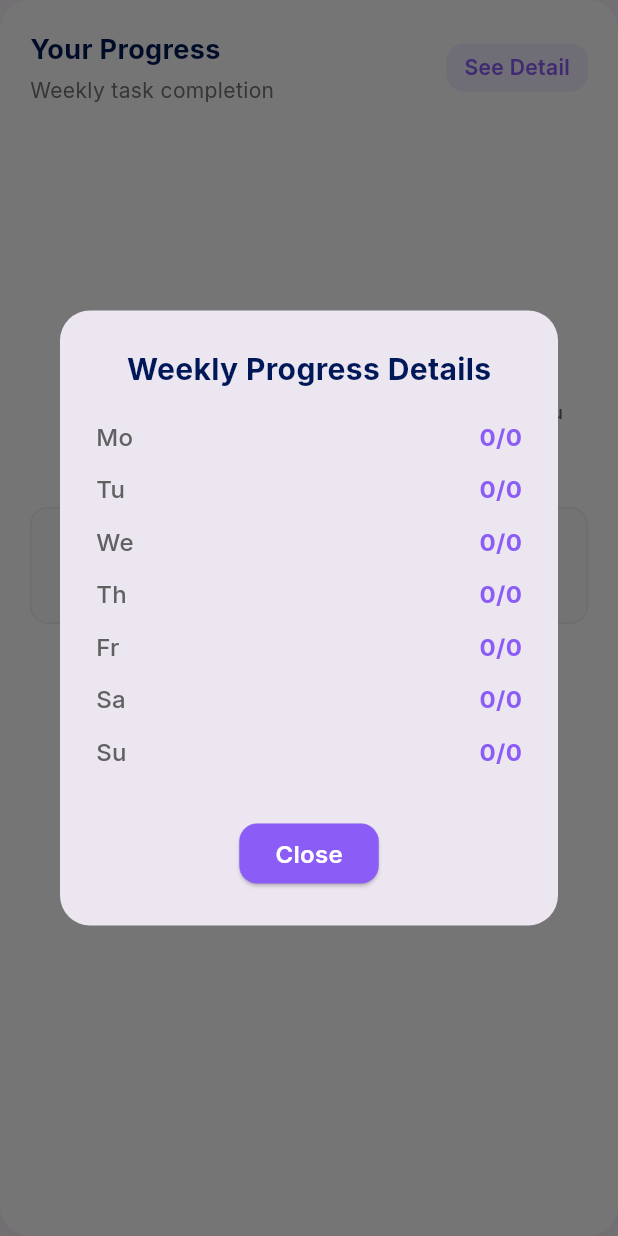
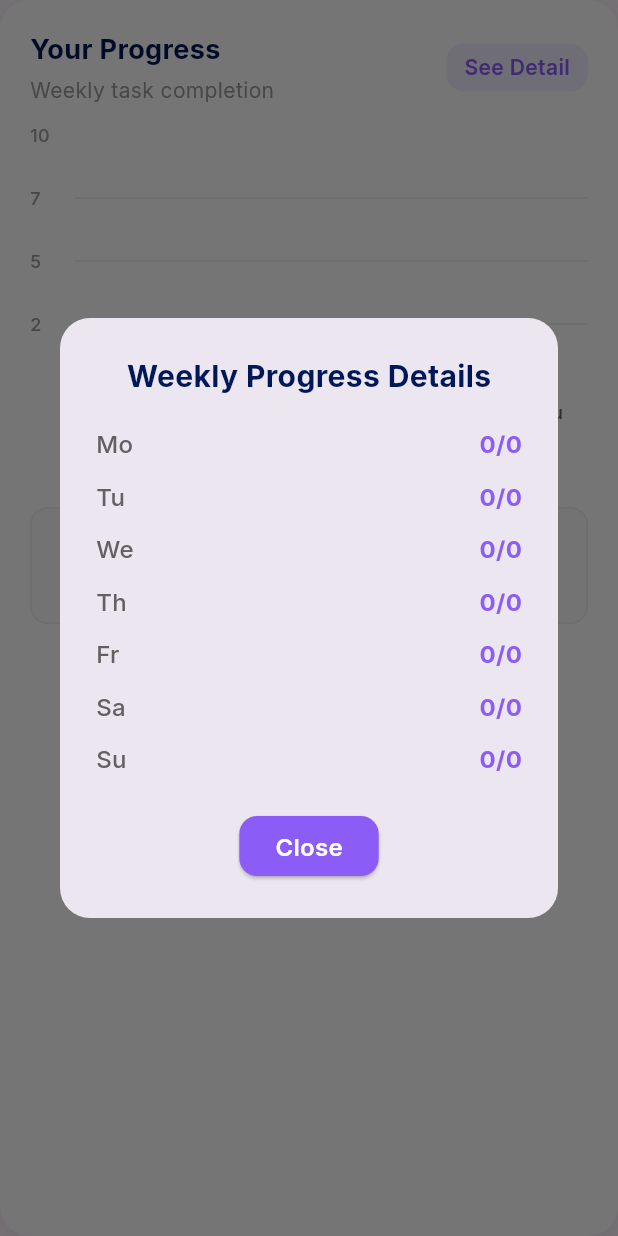
Before and after one commit to MarkCnw/PlanMate, a Flutter app: the EnhancedProgressChartSection widget shown alone on an empty page, opened directly, after a tap on "See Detail", on a phone screen of 412 x 824 dp. Run offline on Flutter 3.47's test engine with Material 3 defaults, Android fonts, the phone set to English and light mode, and no system bars; drawn by our look-alikes of fl_chart; our stand-ins replace animated_custom_dropdown, cloud_firestore, firebase_auth, firebase_core, flutter_svg, font_awesome_flutter and 4 more; accounts and stored records are empty.

Commit message:
fix: Update fl_chart dependency to version 0.70.0 and ensure proper state management in EnhancedProgressChartSection

```diff
--- a/planmate/lib/CreateProject/widget/enhanced_task_item.dart
+++ b/planmate/lib/CreateProject/widget/enhanced_task_item.dart
@@ -1,5 +1,5 @@
 import 'package:flutter/material.dart';
-
+import 'package:font_awesome_flutter/font_awesome_flutter.dart';
 import 'package:planmate/Models/task_model.dart';
 import 'package:provider/provider.dart';
 import 'package:planmate/provider/task_provider.dart';
--- a/planmate/lib/Home/Widgets/Banner/enhanced_progress_chart.dart
+++ b/planmate/lib/Home/Widgets/Banner/enhanced_progress_chart.dart
@@ -48,7 +48,9 @@ class _EnhancedProgressChartSectionState extends State<EnhancedProgressChartSect
       weeklyData = _getSampleData();
     }
 
+    if (mounted) {
       setState(() => isLoading = false);
+    }
   }
 
   List<DailyProgress> _generateWeeklyData(List<TaskModel> tasks) {
@@ -126,7 +128,7 @@ class _EnhancedProgressChartSectionState extends State<EnhancedProgressChartSect
         boxShadow: [
           BoxShadow(
             color: Colors.black.withOpacity(0.05),
-            blurRadius: 10,
+            blurRadius: 8,
             offset: const Offset(0, 2),
           ),
         ],
@@ -156,10 +158,10 @@ class _EnhancedProgressChartSectionState extends State<EnhancedProgressChartSect
     return Row(
       mainAxisAlignment: MainAxisAlignment.spaceBetween,
       children: [
-        Column(
+        const Column(
           crossAxisAlignment: CrossAxisAlignment.start,
           children: [
-            const Text(
+            Text(
               'Your Progress',
               style: TextStyle(
                 fontWeight: FontWeight.bold,
@@ -167,21 +169,18 @@ class _EnhancedProgressChartSectionState extends State<EnhancedProgressChartSect
                 color: Color(0xFF001858),
               ),
             ),
-            const SizedBox(height: 4),
+            SizedBox(height: 4),
             Text(
               'Weekly task completion',
               style: TextStyle(
                 fontSize: 14,
-                color: Colors.grey[600],
+                color: Colors.grey,
               ),
             ),
           ],
         ),
         GestureDetector(
-          onTap: () {
-            // Navigate to detailed progress screen
-            _showDetailedProgress();
-          },
+          onTap: _showDetailedProgress,
           child: Container(
             padding: const EdgeInsets.symmetric(horizontal: 12, vertical: 6),
             decoration: BoxDecoration(
@@ -203,11 +202,12 @@ class _EnhancedProgressChartSectionState extends State<EnhancedProgressChartSect
   }
 
   Widget _buildLoadingState() {
-    return Container(
+    return const SizedBox(
       height: 200,
-      child: const Center(
+      child: Center(
         child: CircularProgressIndicator(
           valueColor: AlwaysStoppedAnimation<Color>(Color(0xFF8B5CF6)),
+          strokeWidth: 3,
         ),
       ),
     );
@@ -217,6 +217,10 @@ class _EnhancedProgressChartSectionState extends State<EnhancedProgressChartSect
     if (weeklyData.isEmpty) {
       return Container(
         height: 200,
+        decoration: BoxDecoration(
+          color: Colors.grey[50],
+          borderRadius: BorderRadius.circular(12),
+        ),
         child: Center(
           child: Column(
             mainAxisAlignment: MainAxisAlignment.center,
@@ -249,7 +253,7 @@ class _EnhancedProgressChartSectionState extends State<EnhancedProgressChartSect
       );
     }
 
-    return Container(
+    return SizedBox(
       height: 200,
       child: BarChart(
         BarChartData(
@@ -259,7 +263,7 @@ class _EnhancedProgressChartSectionState extends State<EnhancedProgressChartSect
             show: true,
             drawVerticalLine: false,
             drawHorizontalLine: true,
-            horizontalInterval: _getMaxY() / 4,
+            horizontalInterval: _getMaxY() / 4 > 0 ? _getMaxY() / 4 : 1,
             getDrawingHorizontalLine: (value) {
               return FlLine(
                 color: Colors.grey.withOpacity(0.2),
@@ -273,14 +277,14 @@ class _EnhancedProgressChartSectionState extends State<EnhancedProgressChartSect
               sideTitles: SideTitles(
                 showTitles: true,
                 reservedSize: 30,
-                interval: _getMaxY() / 4,
+                interval: _getMaxY() / 4 > 0 ? _getMaxY() / 4 : 1,
                 getTitlesWidget: (value, meta) {
                   if (value == 0) return const SizedBox.shrink();
                   return Text(
                     value.toInt().toString(),
-                    style: TextStyle(
+                    style: const TextStyle(
                       fontSize: 12,
-                      color: Colors.grey[600],
+                      color: Colors.grey,
                       fontWeight: FontWeight.w500,
                     ),
                   );
@@ -337,9 +341,9 @@ class _EnhancedProgressChartSectionState extends State<EnhancedProgressChartSect
             enabled: true,
             handleBuiltInTouches: true,
             touchTooltipData: BarTouchTooltipData(
-              tooltipBgColor: const Color(0xFF2D3748), // ✅ ใช้ชื่อใหม่
-              tooltipRoundedRadius: 12,
-              tooltipPadding: const EdgeInsets.symmetric(horizontal: 12, vertical: 8),
+              getTooltipColor: (group) => const Color(0xFF2D3748),
+              tooltipBorder: BorderSide.none,
+              tooltipMargin: 8,
               getTooltipItem: (group, groupIndex, rod, rodIndex) {
                 final data = weeklyData[group.x];
                 final isPlanned = rodIndex == 0;
@@ -373,7 +377,10 @@ class _EnhancedProgressChartSectionState extends State<EnhancedProgressChartSect
 
     // Add some padding and round up to nearest 5
     max = (max * 1.2).ceilToDouble();
-    return (max / 5).ceil() * 5;
+    final result = (max / 5).ceil() * 5;
+
+    // ป้องกันไม่ให้เป็น 0
+    return result > 0 ? result.toDouble() : 10.0;
   }
 
   List<BarChartGroupData> _buildBarGroups() {
@@ -401,14 +408,7 @@ class _EnhancedProgressChartSectionState extends State<EnhancedProgressChartSect
               topLeft: Radius.circular(3),
               topRight: Radius.circular(3),
             ),
-            gradient: const LinearGradient(
-              begin: Alignment.bottomCenter,
-              end: Alignment.topCenter,
-              colors: [
-                Color(0xFF8B5CF6),
-                Color(0xFFA78BFA),
-              ],
-            ),
+            // เอา gradient ออกเพื่อลด lag
           ),
         ],
         barsSpace: 3,
@@ -549,6 +549,7 @@ class _EnhancedProgressChartSectionState extends State<EnhancedProgressChartSect
       builder: (context) => Dialog(
         shape: RoundedRectangleBorder(borderRadius: BorderRadius.circular(20)),
         child: Container(
+          constraints: const BoxConstraints(maxHeight: 400),
           padding: const EdgeInsets.all(24),
           child: Column(
             mainAxisSize: MainAxisSize.min,
@@ -562,7 +563,13 @@ class _EnhancedProgressChartSectionState extends State<EnhancedProgressChartSect
                 ),
               ),
               const SizedBox(height: 20),
-              ...weeklyData.map((data) => Padding(
+              Flexible(
+                child: ListView.builder(
+                  shrinkWrap: true,
+                  itemCount: weeklyData.length,
+                  itemBuilder: (context, index) {
+                    final data = weeklyData[index];
+                    return Padding(
                       padding: const EdgeInsets.only(bottom: 12),
                       child: Row(
                         mainAxisAlignment: MainAxisAlignment.spaceBetween,
@@ -585,10 +592,20 @@ class _EnhancedProgressChartSectionState extends State<EnhancedProgressChartSect
                           ),
                         ],
                       ),
-              )).toList(),
+                    );
+                  },
+                ),
+              ),
               const SizedBox(height: 20),
               ElevatedButton(
                 onPressed: () => Navigator.pop(context),
+                style: ElevatedButton.styleFrom(
+                  backgroundColor: const Color(0xFF8B5CF6),
+                  foregroundColor: Colors.white,
+                  shape: RoundedRectangleBorder(
+                    borderRadius: BorderRadius.circular(12),
+                  ),
+                ),
                 child: const Text('Close'),
               ),
             ],
--- a/planmate/pubspec.yaml
+++ b/planmate/pubspec.yaml
@@ -19,7 +19,7 @@ dependencies:
   cloud_firestore: ^5.6.9
   google_sign_in: ^6.3.0
   shared_preferences: ^2.5.3
-  fl_chart: ^1.1.0
+  fl_chart: ^0.70.0
   firebase_storage: ^12.4.10
   mockito: ^5.5.0
   build_runner: ^2.6.0
```
Also changed, not shown: planmate/pubspec.lock. Lines whose indentation alone changed are shown as unchanged.
